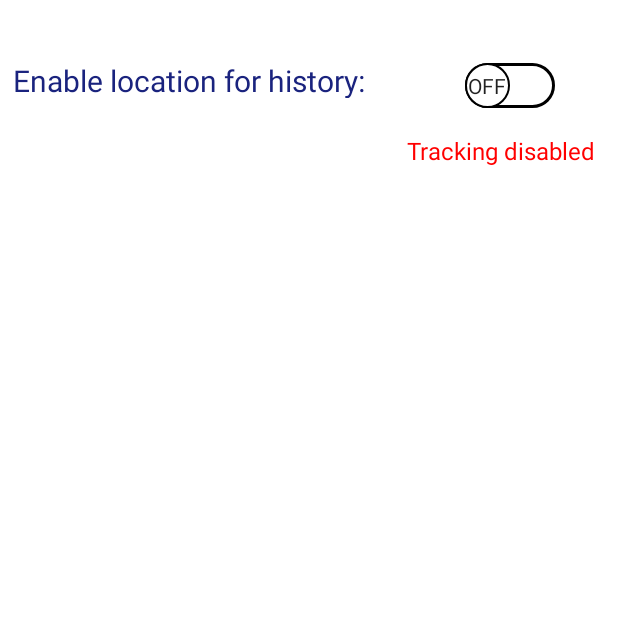
After one commit to ovidiubachmatchi/SafetyLife, an Android app: the LocationMenu screen opened directly, with no data from a screen before it, on a phone screen of 412 x 824 dp, the top half of it. The commit adds this screen. Run offline under Robolectric (Android 15) with nearby library versions, the phone set to English and light mode, and no system bars.

Commit message:
Location detection

```diff
--- a/app/build.gradle
+++ b/app/build.gradle
@@ -35,6 +35,7 @@ dependencies {
     implementation 'androidx.constraintlayout:constraintlayout:2.1.3'
     implementation 'com.google.firebase:firebase-auth:21.0.3'
     implementation 'com.google.firebase:firebase-firestore:24.1.0'
+    implementation 'com.google.android.gms:play-services-location:19.0.1'
     testImplementation 'junit:junit:4.13.2'
     androidTestImplementation 'androidx.test.ext:junit:1.1.3'
     implementation 'com.google.android.material:material:<version>'
--- a/app/src/main/java/com/protect/safetylife/Informatii/InformatieCont.java
+++ b/app/src/main/java/com/protect/safetylife/Informatii/InformatieCont.java
@@ -18,6 +18,7 @@ public class InformatieCont extends AppCompatActivity {
     public final static String street="street";
     public final static String country="country";
     public final static String zipcode="zipcode";
+    public final static String locationOn="locationOn";
 
     public  static String username2;
     public  static String password2;
--- a/app/src/main/java/com/protect/safetylife/controller/LandingActivity.java
+++ b/app/src/main/java/com/protect/safetylife/controller/LandingActivity.java
@@ -19,6 +19,7 @@ import com.protect.safetylife.Informatii.InformatieCont;
 import com.protect.safetylife.controller.dashboard.DashboardActivity;
 import com.protect.safetylife.controller.login.LogInActivity;
 import com.protect.safetylife.controller.signup.SignUp1Activity;
+import com.protect.safetylife.location.TimeHadler;
 
 public class LandingActivity extends AppCompatActivity {
 
--- a/app/src/main/java/com/protect/safetylife/controller/dashboard/DashboardActivity.java
+++ b/app/src/main/java/com/protect/safetylife/controller/dashboard/DashboardActivity.java
@@ -95,8 +95,12 @@ public class DashboardActivity extends AppCompatActivity {
             overridePendingTransition(R.anim.slide_down_foreground, R.anim.slide_down_background);
         });
 
+        locationBtn.setOnClickListener(v-> {
+            Intent intentLocation=new Intent(this,LocationMenu.class);
+                startActivity(intentLocation);
+        });
+
     }
-
     private void requestPermissions() {
         if (checkSelfPermission(Manifest.permission.SEND_SMS)
                 == PackageManager.PERMISSION_DENIED) {
--- /dev/null
+++ b/app/src/main/java/com/protect/safetylife/controller/dashboard/LocationMenu.java
@@ -0,0 +1,115 @@
+package com.protect.safetylife.controller.dashboard;
+
+
+import android.Manifest;
+import android.app.Activity;
+import android.content.Context;
+import android.content.SharedPreferences;
+import android.content.pm.PackageManager;
+import android.graphics.Color;
+import android.location.Address;
+import android.location.Geocoder;
+import android.location.Location;
+import android.os.Bundle;
+import android.widget.CompoundButton;
+import android.widget.Switch;
+import android.widget.TextView;
+import android.widget.Toast;
+
+
+import androidx.annotation.NonNull;
+import androidx.appcompat.app.AppCompatActivity;
+import androidx.core.app.ActivityCompat;
+
+import com.google.android.gms.location.FusedLocationProviderClient;
+import com.google.android.gms.location.LocationServices;
+import com.google.android.gms.tasks.OnCompleteListener;
+import com.google.android.gms.tasks.Task;
+import com.protect.safetylife.Informatii.InformatieCont;
+import com.protect.safetylife.R;
+import com.protect.safetylife.location.TimeHadler;
+
+import java.io.IOException;
+import java.security.PublicKey;
+import java.util.ArrayList;
+import java.util.List;
+import java.util.Locale;
+
+public class LocationMenu extends AppCompatActivity {
+    private Switch butonOnOff;
+    public static Context context;
+    private TextView trackingOnOff;
+    @Override
+    protected void onCreate(Bundle savedInstanceState) {
+        super.onCreate(savedInstanceState);
+        setContentView(R.layout.location_menu);
+        butonOnOff=findViewById(R.id.switchLocation);
+        trackingOnOff=findViewById(R.id.textTracking);
+        context=LocationMenu.this;
+        InformatieCont.sharedPreferences= getSharedPreferences(InformatieCont.login, Context.MODE_PRIVATE);
+        if(InformatieCont.sharedPreferences.contains(InformatieCont.locationOn) && InformatieCont.sharedPreferences.getString(InformatieCont.locationOn,"").equals("on"))
+        {
+            butonOnOff.setChecked(true);
+            trackingOnOff.setText("Tracking enabled");
+            trackingOnOff.setTextColor(Color.GREEN);
+            Toast.makeText(this,"Location tracking is enabled", Toast.LENGTH_SHORT).show();
+        }
+        else
+        {
+            butonOnOff.setChecked(false);
+            trackingOnOff.setText("Tracking disabled");
+            trackingOnOff.setTextColor(Color.RED);
+            Toast.makeText(this,"Location tracking is disabled", Toast.LENGTH_SHORT).show();
+
+        }
+        butonOnOff.setOnCheckedChangeListener(new CompoundButton.OnCheckedChangeListener() {
+            @Override
+            public void onCheckedChanged(CompoundButton compoundButton, boolean b) {
+                if( ActivityCompat.checkSelfPermission(LocationMenu.this, Manifest.permission.ACCESS_BACKGROUND_LOCATION ) == PackageManager.PERMISSION_GRANTED) {
+                    if (b) {
+                        SharedPreferences.Editor editor = InformatieCont.sharedPreferences.edit();
+                        editor.putString(InformatieCont.locationOn, "on");
+                        editor.commit();
+                        TimeHadler time = new TimeHadler(LocationMenu.this);
+                        time.cancelTime();
+                        time.setTime();
+                        trackingOnOff.setText("Tracking enabled");
+                        trackingOnOff.setTextColor(Color.GREEN);
+                       // Toast.makeText(LocationMenu.this,"Location tracking is enabled", Toast.LENGTH_SHORT).show();
+                    } else {
+                        SharedPreferences.Editor editor = InformatieCont.sharedPreferences.edit();
+                        editor.putString(InformatieCont.locationOn, "off");
+                        editor.commit();
+                        TimeHadler time = new TimeHadler(LocationMenu.this);
+                        time.cancelTime();
+                        trackingOnOff.setText("Tracking disabled");
+                        trackingOnOff.setTextColor(Color.RED);
+                      //  Toast.makeText(LocationMenu.this,"Location tracking is disabled", Toast.LENGTH_SHORT).show();
+                    }
+                }
+                else
+                {
+                    ActivityCompat.requestPermissions(LocationMenu.this,new String[]{Manifest.permission.ACCESS_FINE_LOCATION},44);
+                    if (b) {
+                        SharedPreferences.Editor editor = InformatieCont.sharedPreferences.edit();
+                        editor.putString(InformatieCont.locationOn, "on");
+                        editor.commit();
+                        TimeHadler time = new TimeHadler(LocationMenu.this);
+                        time.cancelTime();
+                        time.setTime();
+                        trackingOnOff.setText("Tracking enabled");
+                        trackingOnOff.setTextColor(Color.GREEN);
+                       // Toast.makeText(LocationMenu.this,"Location tracking is enabled", Toast.LENGTH_SHORT).show();
+                    } else {
+                        SharedPreferences.Editor editor = InformatieCont.sharedPreferences.edit();
+                        editor.putString(InformatieCont.locationOn, "off");
+                        editor.commit();
+                        trackingOnOff.setText("Tracking disabled");
+                        trackingOnOff.setTextColor(Color.RED);
+                       // Toast.makeText(LocationMenu.this,"Location tracking is disabled", Toast.LENGTH_SHORT).show();
+                    }
+                }
+            }
+        });
+    }
+}
--- /dev/null
+++ b/app/src/main/res/drawable/thumb.xml
@@ -0,0 +1,22 @@
+<?xml version="1.0" encoding="utf-8"?>
+<selector xmlns:android="http://schemas.android.com/apk/res/android">
+
+    <item android:state_checked="true">
+        <shape android:shape="oval">
+            <solid android:color="@color/white"/>
+                <stroke android:width="1dp"
+                    android:color="#6600cc"/>
+            <size android:width="30dp"
+                android:height="30dp"/>
+        </shape>
+    </item>
+    <item android:state_checked="false">
+        <shape android:shape="oval">
+            <solid android:color="@color/white"/>
+            <stroke android:width="1dp"
+                android:color="@color/black"/>
+            <size android:width="30dp"
+                android:height="30dp"/>
+        </shape>
+    </item>
+</selector>
--- /dev/null
+++ b/app/src/main/res/drawable/track.xml
@@ -0,0 +1,25 @@
+<?xml version="1.0" encoding="utf-8"?>
+<selector xmlns:android="http://schemas.android.com/apk/res/android">
+
+    <item android:state_checked="true">
+
+        <shape android:shape="rectangle">
+            <solid android:color="#6600cc"/>
+            <corners android:radius="100dp"/>
+            <stroke android:width="2dp"
+                android:color="#6600cc"/>
+            <size android:height="20dp"/>
+        </shape>
+    </item>
+    <item android:state_checked="false">
+
+        <shape android:shape="rectangle">
+            <solid android:color="@color/white"/>
+            <corners android:radius="100dp"/>
+            <stroke android:width="2dp"
+                android:color="@color/black"/>
+            <size android:height="20dp"/>
+        </shape>
+    </item>
+
+</selector>
--- /dev/null
+++ b/app/src/main/res/layout/location_menu.xml
@@ -0,0 +1,51 @@
+<?xml version="1.0" encoding="utf-8"?>
+<androidx.constraintlayout.widget.ConstraintLayout xmlns:android="http://schemas.android.com/apk/res/android"
+    xmlns:app="http://schemas.android.com/apk/res-auto"
+    xmlns:tools="http://schemas.android.com/tools"
+    android:layout_width="match_parent"
+    android:layout_height="match_parent">
+
+    <Switch
+        android:id="@+id/switchLocation"
+        android:layout_width="68dp"
+        android:layout_height="41dp"
+        android:showText="true"
+        android:textOff="Off"
+        android:textOn="On"
+        android:thumb="@drawable/thumb"
+        android:track="@drawable/track"
+        app:layout_constraintBottom_toBottomOf="parent"
+        app:layout_constraintEnd_toEndOf="parent"
+        app:layout_constraintHorizontal_bias="0.877"
+        app:layout_constraintStart_toStartOf="parent"
+        app:layout_constraintTop_toTopOf="parent"
+        app:layout_constraintVertical_bias="0.046" />
+
+    <TextView
+        android:id="@+id/textView19"
+        android:layout_width="293dp"
+        android:layout_height="25dp"
+        android:layout_marginStart="44dp"
+        android:layout_marginTop="40dp"
+        android:text="Enable location for history:"
+        android:textColor="#1A237E"
+        android:textSize="20sp"
+        app:layout_constraintEnd_toStartOf="@+id/switchLocation"
+        app:layout_constraintHorizontal_bias="1.0"
+        app:layout_constraintStart_toStartOf="parent"
+        app:layout_constraintTop_toTopOf="parent" />
+
+    <TextView
+        android:id="@+id/textTracking"
+        android:layout_width="wrap_content"
+        android:layout_height="wrap_content"
+        android:layout_marginTop="12dp"
+        android:text="Tracking enabled"
+        android:textColor="#B71C1C"
+        android:textSize="16sp"
+        app:layout_constraintEnd_toEndOf="parent"
+        app:layout_constraintHorizontal_bias="0.947"
+        app:layout_constraintStart_toStartOf="parent"
+        app:layout_constraintTop_toBottomOf="@+id/switchLocation" />
+
+</androidx.constraintlayout.widget.ConstraintLayout>
```
Also changed, not shown: app/src/main/AndroidManifest.xml (+12 -2 lines), app/src/main/java/com/protect/safetylife/location/ExecutableServiceLocation.java (added, +22 -0 lines), app/src/main/java/com/protect/safetylife/location/Location.java (added, +67 -0 lines), app/src/main/java/com/protect/safetylife/location/TimeHadler.java (added, +44 -0 lines).
